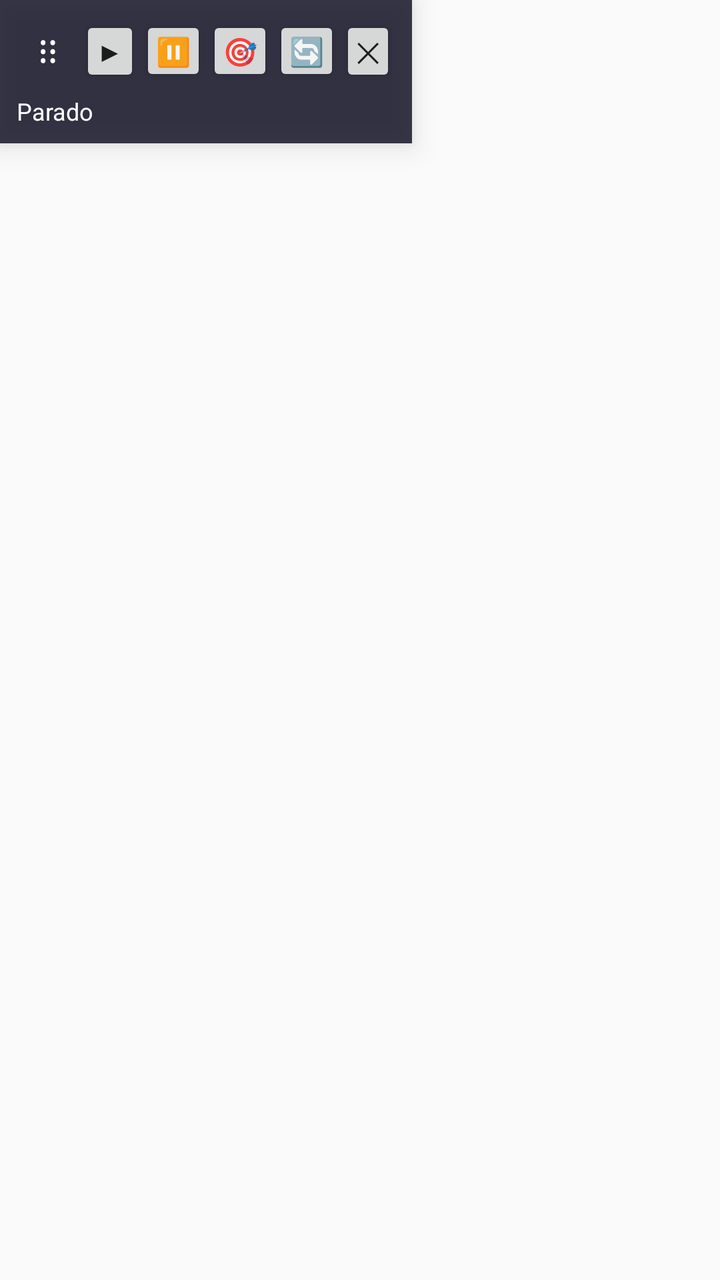
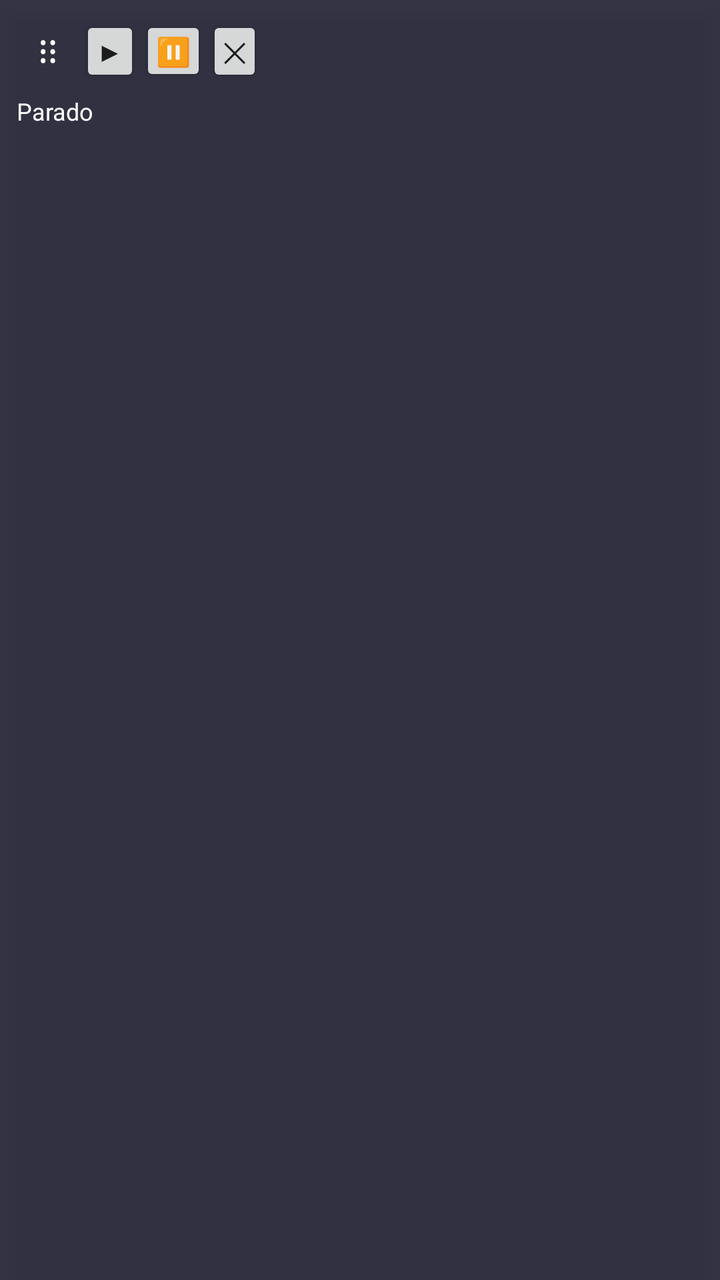

An Android layout rendered at two revisions. The XML below is the earlier revision; the diff shows what the commit changed to produce the second picture.
<!-- AndroidManifest.xml: application theme Theme.AppCompat.Light.NoActionBar -->
<!-- res/layout/overlay_widget.xml -->
<?xml version="1.0" encoding="utf-8"?>
<FrameLayout xmlns:android="http://schemas.android.com/apk/res/android"
    android:layout_width="wrap_content"
    android:layout_height="wrap_content">

    <View
        android:id="@+id/calibrationCatcher"
        android:layout_width="match_parent"
        android:layout_height="match_parent"
        android:background="#33000000"
        android:visibility="gone" />

    <LinearLayout
        android:layout_width="wrap_content"
        android:layout_height="wrap_content"
        android:orientation="vertical"
        android:background="#DD1A1A2E"
        android:padding="8dp"
        android:elevation="8dp">

        <LinearLayout
            android:layout_width="wrap_content"
            android:layout_height="wrap_content"
            android:orientation="horizontal"
            android:gravity="center_vertical">

            <TextView
                android:id="@+id/dragHandle"
                android:layout_width="32dp"
                android:layout_height="32dp"
                android:text="⠿"
                android:textColor="#FFFFFF"
                android:textSize="18sp"
                android:gravity="center" />

            <Button
                android:id="@+id/btnStart"
                android:layout_width="wrap_content"
                android:layout_height="wrap_content"
                android:text="▶"
                android:minWidth="0dp"
                android:minHeight="0dp"
                android:padding="8dp" />

            <Button
                android:id="@+id/btnStop"
                android:layout_width="wrap_content"
                android:layout_height="wrap_content"
                android:text="⏸"
                android:minWidth="0dp"
                android:minHeight="0dp"
                android:padding="8dp" />

            <Button
                android:id="@+id/btnCalibrate"
                android:layout_width="wrap_content"
                android:layout_height="wrap_content"
                android:text="🎯"
                android:minWidth="0dp"
                android:minHeight="0dp"
                android:padding="8dp" />

            <Button
                android:id="@+id/btnQuickCalibrate"
                android:layout_width="wrap_content"
                android:layout_height="wrap_content"
                android:text="🔄"
                android:minWidth="0dp"
                android:minHeight="0dp"
                android:padding="8dp" />

            <Button
                android:id="@+id/btnClose"
                android:layout_width="wrap_content"
                android:layout_height="wrap_content"
                android:text="✕"
                android:minWidth="0dp"
                android:minHeight="0dp"
                android:padding="8dp" />
        </LinearLayout>

        <TextView
            android:id="@+id/statusLabel"
            android:layout_width="wrap_content"
            android:layout_height="wrap_content"
            android:text="Parado"
            android:textColor="#FFFFFF"
            android:textSize="12sp"
            android:gravity="center"
            android:layout_marginTop="4dp" />

    </LinearLayout>
</FrameLayout>
<!-- resources referenced by this layout -->
<resources>

</resources>

<!-- the commit's change to res/layout/overlay_widget.xml (unified diff, before → after) -->
@@ -1,93 +1,63 @@
 <?xml version="1.0" encoding="utf-8"?>
-<FrameLayout xmlns:android="http://schemas.android.com/apk/res/android"
+<LinearLayout xmlns:android="http://schemas.android.com/apk/res/android"
     android:layout_width="wrap_content"
-    android:layout_height="wrap_content">
-
-    <View
-        android:id="@+id/calibrationCatcher"
-        android:layout_width="match_parent"
-        android:layout_height="match_parent"
-        android:background="#33000000"
-        android:visibility="gone" />
+    android:layout_height="wrap_content"
+    android:orientation="vertical"
+    android:background="#DD1A1A2E"
+    android:padding="8dp"
+    android:elevation="8dp">
 
     <LinearLayout
         android:layout_width="wrap_content"
         android:layout_height="wrap_content"
-        android:orientation="vertical"
-        android:background="#DD1A1A2E"
-        android:padding="8dp"
-        android:elevation="8dp">
+        android:orientation="horizontal"
+        android:gravity="center_vertical">
 
-        <LinearLayout
+        <TextView
+            android:id="@+id/dragHandle"
+            android:layout_width="32dp"
+            android:layout_height="32dp"
+            android:text="⠿"
+            android:textColor="#FFFFFF"
+            android:textSize="18sp"
+            android:gravity="center" />
+
+        <Button
+            android:id="@+id/btnStart"
             android:layout_width="wrap_content"
             android:layout_height="wrap_content"
-            android:orientation="horizontal"
-            android:gravity="center_vertical">
+            android:text="▶"
+            android:minWidth="0dp"
+            android:minHeight="0dp"
+            android:padding="8dp" />
 
-            <TextView
-                android:id="@+id/dragHandle"
-                android:layout_width="32dp"
-                android:layout_height="32dp"
-                android:text="⠿"
-                android:textColor="#FFFFFF"
-                android:textSize="18sp"
-                android:gravity="center" />
-
-            <Button
-                android:id="@+id/btnStart"
-                android:layout_width="wrap_content"
-                android:layout_height="wrap_content"
-                android:text="▶"
-                android:minWidth="0dp"
-                android:minHeight="0dp"
-                android:padding="8dp" />
-
-            <Button
-                android:id="@+id/btnStop"
-                android:layout_width="wrap_content"
-                android:layout_height="wrap_content"
-                android:text="⏸"
-                android:minWidth="0dp"
-                android:minHeight="0dp"
-                android:padding="8dp" />
-
-            <Button
-                android:id="@+id/btnCalibrate"
-                android:layout_width="wrap_content"
-                android:layout_height="wrap_content"
-                android:text="🎯"
-                android:minWidth="0dp"
-                android:minHeight="0dp"
-                android:padding="8dp" />
-
-            <Button
-                android:id="@+id/btnQuickCalibrate"
-                android:layout_width="wrap_content"
-                android:layout_height="wrap_content"
-                android:text="🔄"
-                android:minWidth="0dp"
-                android:minHeight="0dp"
-                android:padding="8dp" />
-
-            <Button
-                android:id="@+id/btnClose"
-                android:layout_width="wrap_content"
-                android:layout_height="wrap_content"
-                android:text="✕"
-                android:minWidth="0dp"
-                android:minHeight="0dp"
-                android:padding="8dp" />
-        </LinearLayout>
-
-        <TextView
-            android:id="@+id/statusLabel"
+        <Button
+            android:id="@+id/btnStop"
             android:layout_width="wrap_content"
             android:layout_height="wrap_content"
-            android:text="Parado"
-            android:textColor="#FFFFFF"
-            android:textSize="12sp"
-            android:gravity="center"
-            android:layout_marginTop="4dp" />
+            android:text="⏸"
+            android:minWidth="0dp"
+            android:minHeight="0dp"
+            android:padding="8dp" />
 
+        <Button
+            android:id="@+id/btnClose"
+            android:layout_width="wrap_content"
+            android:layout_height="wrap_content"
+            android:text="✕"
+            android:minWidth="0dp"
+            android:minHeight="0dp"
+            android:padding="8dp" />
     </LinearLayout>
-</FrameLayout>
+
+    <TextView
+        android:id="@+id/statusLabel"
+        android:layout_width="wrap_content"
+        android:layout_height="wrap_content"
+        android:text="Parado"
+        android:textColor="#FFFFFF"
+        android:textSize="12sp"
+        android:gravity="center"
+        android:layout_marginTop="4dp" />
+
+</LinearLayout>
